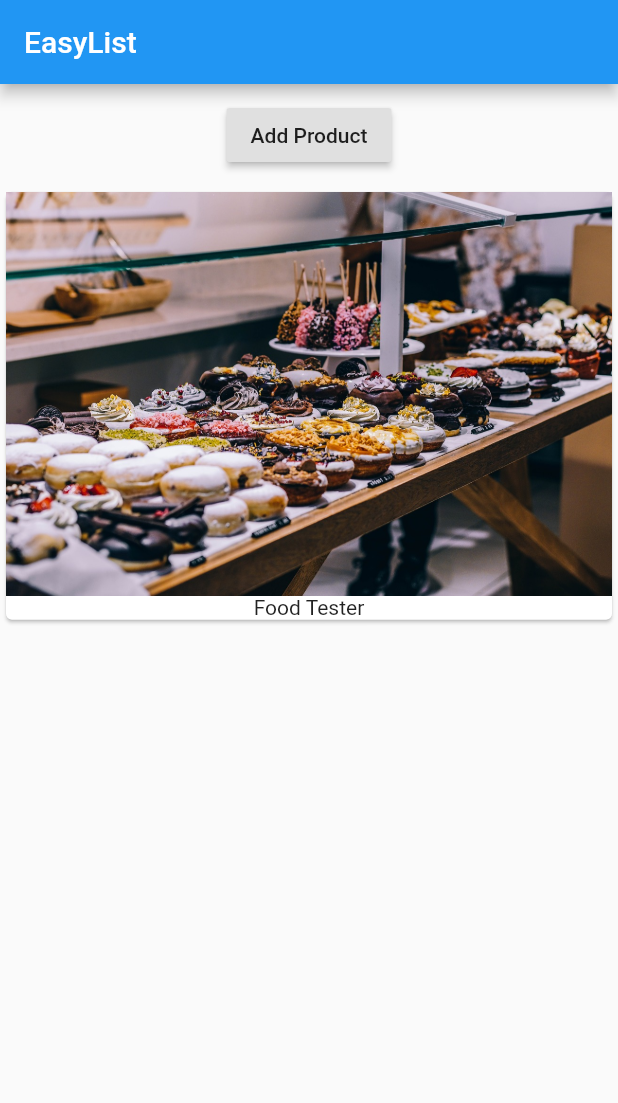
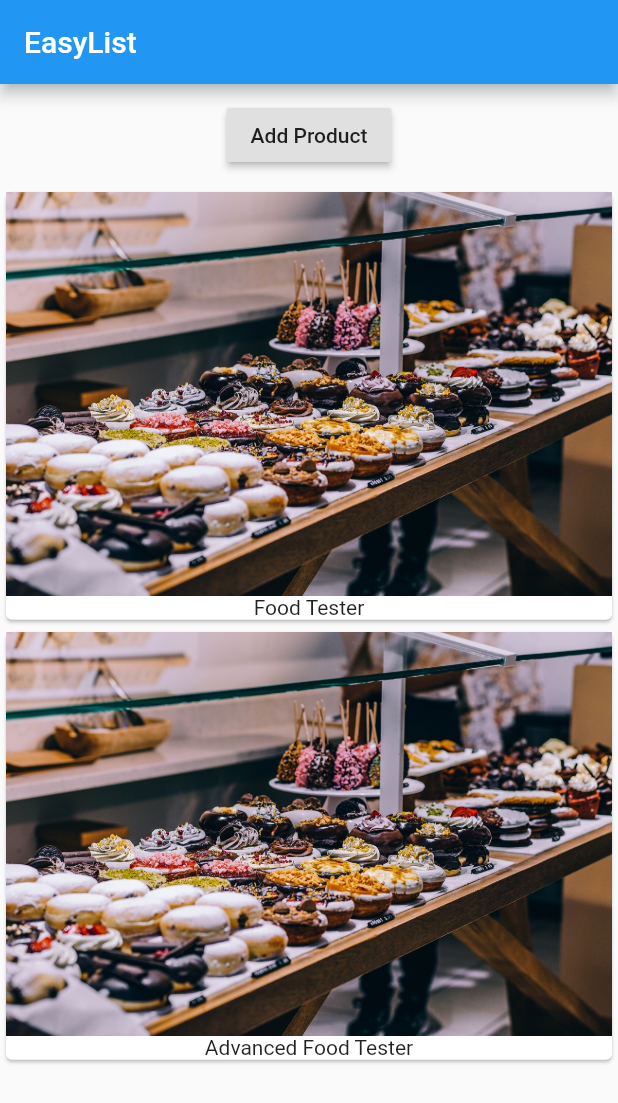
Before and after one commit to tongeren/learn_flutter_and_dart, a Flutter app: the screen it shows after launch, after a tap on "Add Product", on a phone screen of 412 x 824 dp. Shown: the top 1103 px of the screen. Run offline on Flutter 3.47's test engine with Material 2 defaults, Android fonts, the phone set to English and light mode, and no system bars.

```diff
--- a/first_app/lib/main.dart
+++ b/first_app/lib/main.dart
@@ -25,7 +25,9 @@ class _MyAppState extends State<MyApp> {
               margin: EdgeInsets.all(10.0),
               child: RaisedButton(
                 onPressed: () {
-
+                  setState(() {
+                    _products.add('Advanced Food Tester');
+                  });
                 },
                 child: Text('Add Product'),
               ),
```
